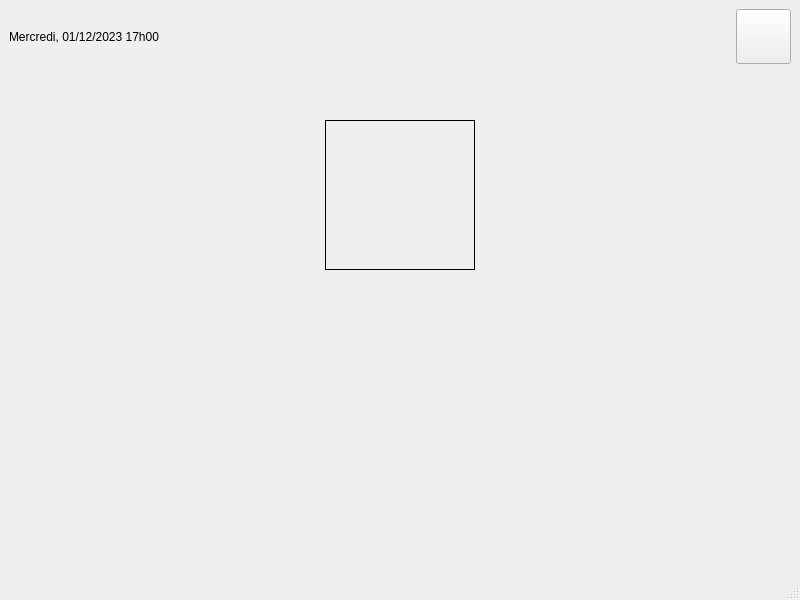
ThuyAnP/TP2-QT-IHM, file mainwindow.ui: the form before one commit.
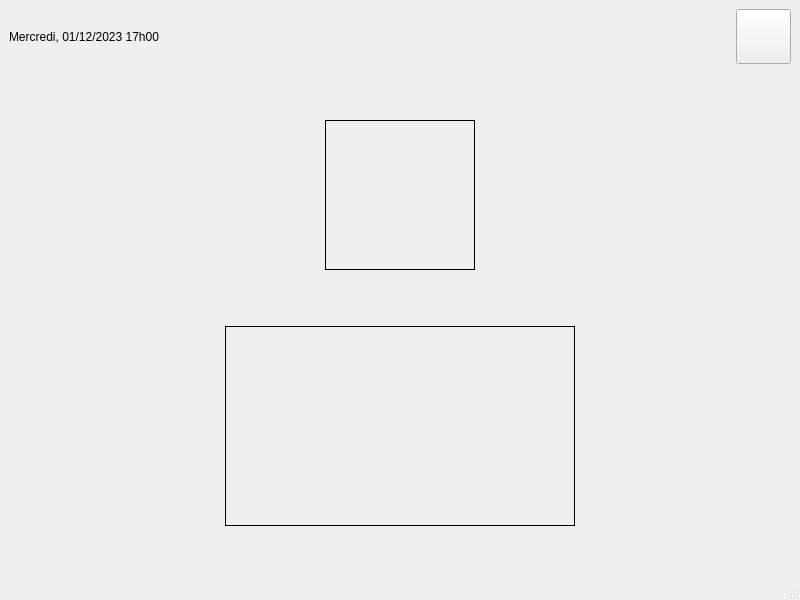
The form after the commit.

What changed in the file:
```diff
--- a/mainwindow.ui
+++ b/mainwindow.ui
@@ -90,6 +90,37 @@
       </item>
      </layout>
     </item>
+    <item>
+     <layout class="QHBoxLayout" name="horizontalLayout_2">
+      <property name="topMargin">
+       <number>0</number>
+      </property>
+      <item>
+       <widget class="QWidget" name="FormulaireDeConnexion" native="true">
+        <property name="sizePolicy">
+         <sizepolicy hsizetype="Fixed" vsizetype="Fixed">
+          <horstretch>0</horstretch>
+          <verstretch>0</verstretch>
+         </sizepolicy>
+        </property>
+        <property name="minimumSize">
+         <size>
+          <width>350</width>
+          <height>200</height>
+         </size>
+        </property>
+        <property name="styleSheet">
+         <string notr="true">#FormulaireDeConnexion { border: 1px solid; }</string>
+        </property>
+        <layout class="QVBoxLayout" name="ConnexionContainer">
+         <property name="topMargin">
+          <number>20</number>
+         </property>
+        </layout>
+       </widget>
+      </item>
+     </layout>
+    </item>
     <item>
      <spacer name="verticalSpacer">
       <property name="orientation">
```
